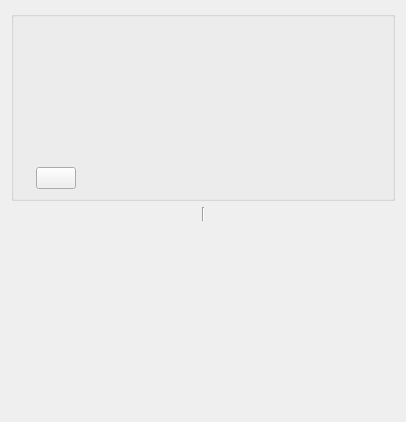
Old version of the form org.nickvision.spotlight.qt/src/controls/aboutdialog.ui in the repository NickvisionApps/Spotlight.
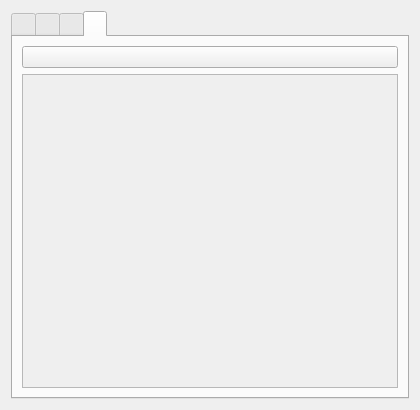
New version of the form.

```diff
--- a/org.nickvision.spotlight.qt/src/controls/aboutdialog.ui
+++ b/org.nickvision.spotlight.qt/src/controls/aboutdialog.ui
@@ -6,51 +6,75 @@
    <rect>
     <x>0</x>
     <y>0</y>
-    <width>406</width>
-    <height>422</height>
+    <width>420</width>
+    <height>410</height>
    </rect>
   </property>
-  <property name="font">
-   <font>
-    <pointsize>9</pointsize>
-   </font>
+  <property name="windowTitle">
+   <string>Dialog</string>
   </property>
   <property name="modal">
    <bool>true</bool>
   </property>
-  <layout class="QVBoxLayout" name="verticalLayout_3">
-   <item>
-    <widget class="QGroupBox" name="groupBox">
-     <layout class="QVBoxLayout" name="verticalLayout_2">
-      <item>
-       <layout class="QHBoxLayout" name="horizontalLayout">
-        <item>
-         <widget class="QLabel" name="lblIcon">
-          <property name="maximumSize">
-           <size>
-            <width>128</width>
-            <height>128</height>
-           </size>
-          </property>
-          <property name="scaledContents">
-           <bool>true</bool>
-          </property>
-         </widget>
-        </item>
-        <item>
          <layout class="QVBoxLayout" name="verticalLayout">
           <item>
+    <widget class="QTabWidget" name="tabWidget">
+     <property name="currentIndex">
+      <number>3</number>
+     </property>
+     <widget class="QWidget" name="tabAbout">
+      <attribute name="title">
+       <string/>
+      </attribute>
+      <layout class="QVBoxLayout" name="verticalLayout_2">
+       <property name="spacing">
+        <number>12</number>
+       </property>
+       <item>
+        <spacer name="verticalSpacer_2">
+         <property name="orientation">
+          <enum>Qt::Orientation::Vertical</enum>
+         </property>
+         <property name="sizeHint" stdset="0">
+          <size>
+           <width>20</width>
+           <height>40</height>
+          </size>
+         </property>
+        </spacer>
+       </item>
+       <item>
+        <widget class="QLabel" name="lblAppIcon">
+         <property name="alignment">
+          <set>Qt::AlignmentFlag::AlignCenter</set>
+         </property>
+        </widget>
+       </item>
+       <item>
            <widget class="QLabel" name="lblAppName">
             <property name="font">
              <font>
-              <pointsize>11</pointsize>
               <bold>true</bold>
              </font>
             </property>
+         <property name="alignment">
+          <set>Qt::AlignmentFlag::AlignCenter</set>
+         </property>
            </widget>
           </item>
           <item>
-           <widget class="QLabel" name="lblAppDescription"/>
+        <widget class="QLabel" name="lblAppDescription">
+         <property name="alignment">
+          <set>Qt::AlignmentFlag::AlignCenter</set>
+         </property>
+        </widget>
+       </item>
+       <item>
+        <widget class="QLabel" name="lblAppVersion">
+         <property name="alignment">
+          <set>Qt::AlignmentFlag::AlignCenter</set>
+         </property>
+        </widget>
           </item>
           <item>
            <spacer name="verticalSpacer">
@@ -65,35 +89,13 @@
             </property>
            </spacer>
           </item>
-          <item>
-           <widget class="QPushButton" name="btnAppVersion">
-            <property name="autoDefault">
-             <bool>false</bool>
-            </property>
-           </widget>
-          </item>
-         </layout>
-        </item>
-        <item>
-         <spacer name="horizontalSpacer">
-          <property name="orientation">
-           <enum>Qt::Orientation::Horizontal</enum>
-          </property>
-          <property name="sizeHint" stdset="0">
-           <size>
-            <width>40</width>
-            <height>20</height>
-           </size>
-          </property>
-         </spacer>
-        </item>
-       </layout>
-      </item>
-     </layout>
-    </widget>
-   </item>
-   <item>
-    <layout class="QHBoxLayout" name="horizontalLayout_2">
+      </layout>
+     </widget>
+     <widget class="QWidget" name="tabChangelog">
+      <attribute name="title">
+       <string/>
+      </attribute>
+      <layout class="QVBoxLayout" name="verticalLayout_3">
      <item>
       <widget class="QLabel" name="lblChangelog">
        <property name="alignment">
@@ -101,39 +103,107 @@
        </property>
       </widget>
      </item>
+      </layout>
+     </widget>
+     <widget class="QWidget" name="tabCredits">
+      <attribute name="title">
+       <string/>
+      </attribute>
+      <layout class="QVBoxLayout" name="verticalLayout_4">
      <item>
-      <widget class="Line" name="line">
-       <property name="orientation">
-        <enum>Qt::Orientation::Vertical</enum>
+        <widget class="QGroupBox" name="groupDevelopers">
+         <layout class="QVBoxLayout" name="verticalLayout_7">
+          <item>
+           <widget class="QLabel" name="lblDevelopers">
+            <property name="alignment">
+             <set>Qt::AlignmentFlag::AlignLeading|Qt::AlignmentFlag::AlignLeft|Qt::AlignmentFlag::AlignTop</set>
        </property>
       </widget>
      </item>
+         </layout>
+        </widget>
+       </item>
      <item>
-      <widget class="QLabel" name="lblCredits">
+        <widget class="QGroupBox" name="groupDesigners">
+         <property name="checkable">
+          <bool>false</bool>
+         </property>
+         <layout class="QVBoxLayout" name="verticalLayout_8">
+          <item>
+           <widget class="QLabel" name="lblDesigners">
        <property name="alignment">
         <set>Qt::AlignmentFlag::AlignLeading|Qt::AlignmentFlag::AlignLeft|Qt::AlignmentFlag::AlignTop</set>
        </property>
       </widget>
      </item>
     </layout>
+        </widget>
    </item>
    <item>
-    <spacer name="verticalSpacer_2">
-     <property name="orientation">
-      <enum>Qt::Orientation::Vertical</enum>
-     </property>
-     <property name="sizeHint" stdset="0">
-      <size>
-       <width>20</width>
-       <height>40</height>
-      </size>
-     </property>
-    </spacer>
-   </item>
-  </layout>
- </widget>
- <resources>
-  <include location="../../org.nickvision.spotlight.qt.qrc"/>
- </resources>
+        <widget class="QGroupBox" name="groupArtists">
+         <layout class="QVBoxLayout" name="verticalLayout_9">
+          <item>
+           <widget class="QLabel" name="lblArtists">
+            <property name="alignment">
+             <set>Qt::AlignmentFlag::AlignLeading|Qt::AlignmentFlag::AlignLeft|Qt::AlignmentFlag::AlignTop</set>
+            </property>
+           </widget>
+          </item>
+         </layout>
+        </widget>
+       </item>
+      </layout>
+     </widget>
+     <widget class="QWidget" name="tabDebug">
+      <attribute name="title">
+       <string/>
+      </attribute>
+      <layout class="QVBoxLayout" name="verticalLayout_5">
+       <item>
+        <widget class="QPushButton" name="btnCopyDebugInformation">
+         <property name="autoDefault">
+          <bool>false</bool>
+         </property>
+        </widget>
+       </item>
+       <item>
+        <widget class="QScrollArea" name="scrollArea">
+         <property name="widgetResizable">
+          <bool>true</bool>
+         </property>
+         <widget class="QWidget" name="scrollAreaWidgetContents">
+          <property name="geometry">
+           <rect>
+            <x>0</x>
+            <y>0</y>
+            <width>378</width>
+            <height>308</height>
+           </rect>
+          </property>
+          <layout class="QVBoxLayout" name="verticalLayout_6">
+           <item>
+            <widget class="QLabel" name="lblDebug">
+             <property name="alignment">
+              <set>Qt::AlignmentFlag::AlignLeading|Qt::AlignmentFlag::AlignLeft|Qt::AlignmentFlag::AlignTop</set>
+             </property>
+             <property name="wordWrap">
+              <bool>true</bool>
+             </property>
+             <property name="textInteractionFlags">
+              <set>Qt::TextInteractionFlag::LinksAccessibleByMouse|Qt::TextInteractionFlag::TextSelectableByMouse</set>
+             </property>
+            </widget>
+           </item>
+          </layout>
+         </widget>
+        </widget>
+       </item>
+      </layout>
+     </widget>
+    </widget>
+   </item>
+  </layout>
+ </widget>
+ <resources/>
  <connections/>
 </ui>
```
Lines whose indentation alone changed are shown as unchanged.
